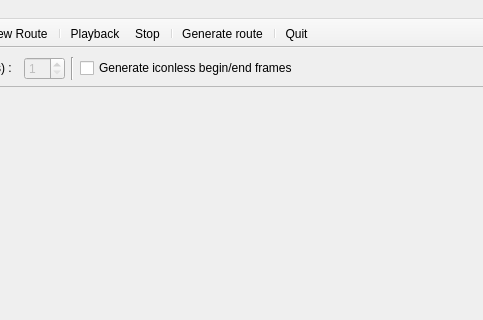
michjans/routegen, file src/routegen.ui: the form before one commit; both pictures show x 427 to 910 and y 0 to 320 of the 1004 by 600 pixel window.
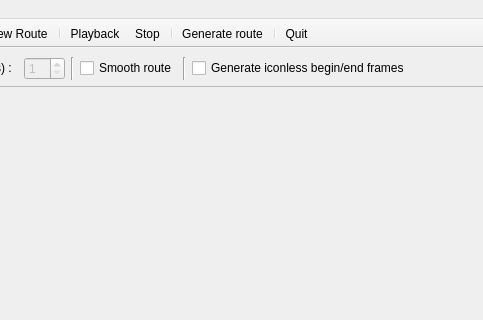
The form after the commit. Icons and pictures are not drawn.

Commit message: Move smoothPath checkbox to main UI

Diff of the .ui file:
```diff
--- a/src/routegen.ui
+++ b/src/routegen.ui
@@ -133,6 +133,20 @@
         </property>
        </widget>
       </item>
+      <item>
+       <widget class="QCheckBox" name="smoothPathCB">
+        <property name="text">
+         <string>Smooth route</string>
+        </property>
+       </widget>
+      </item>
+      <item>
+       <widget class="Line" name="line_4">
+        <property name="orientation">
+         <enum>Qt::Vertical</enum>
+        </property>
+       </widget>
+      </item>
       <item>
        <widget class="QCheckBox" name="genFramesCB">
         <property name="toolTip">
```
The commit also changes 5 other files.
